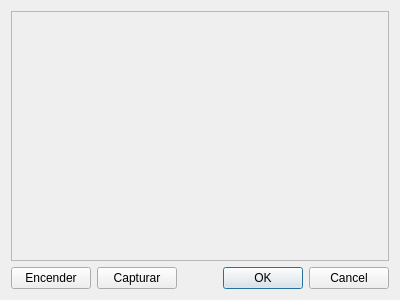
Old version of the form cliente/cameradialog.ui in the repository adrianabreu/qVersare.
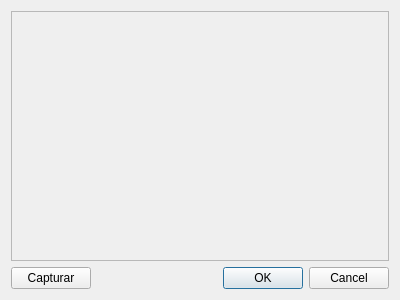
New version of the form.

What changed in the file:
```diff
--- a/cliente/cameradialog.ui
+++ b/cliente/cameradialog.ui
@@ -33,13 +33,6 @@
    </item>
    <item>
     <layout class="QHBoxLayout" name="horizontalLayout">
-     <item>
-      <widget class="QPushButton" name="onPushButton">
-       <property name="text">
-        <string>Encender</string>
-       </property>
-      </widget>
-     </item>
      <item>
       <widget class="QPushButton" name="captPushButton">
        <property name="text">
```
Left out of the diff: 2 changed lines with no effect on the pictures.
